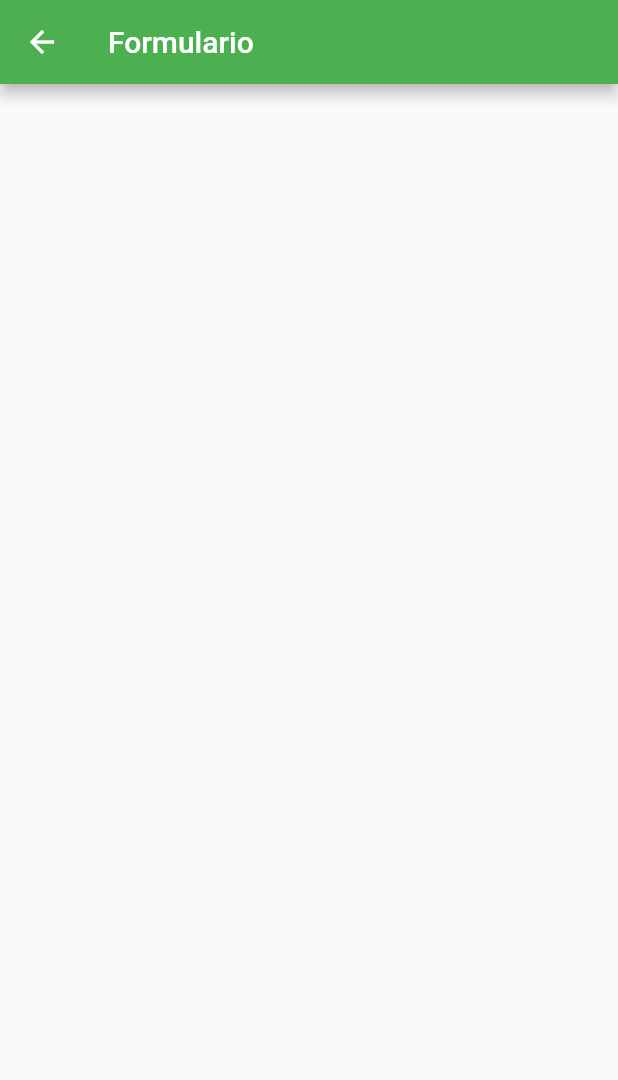
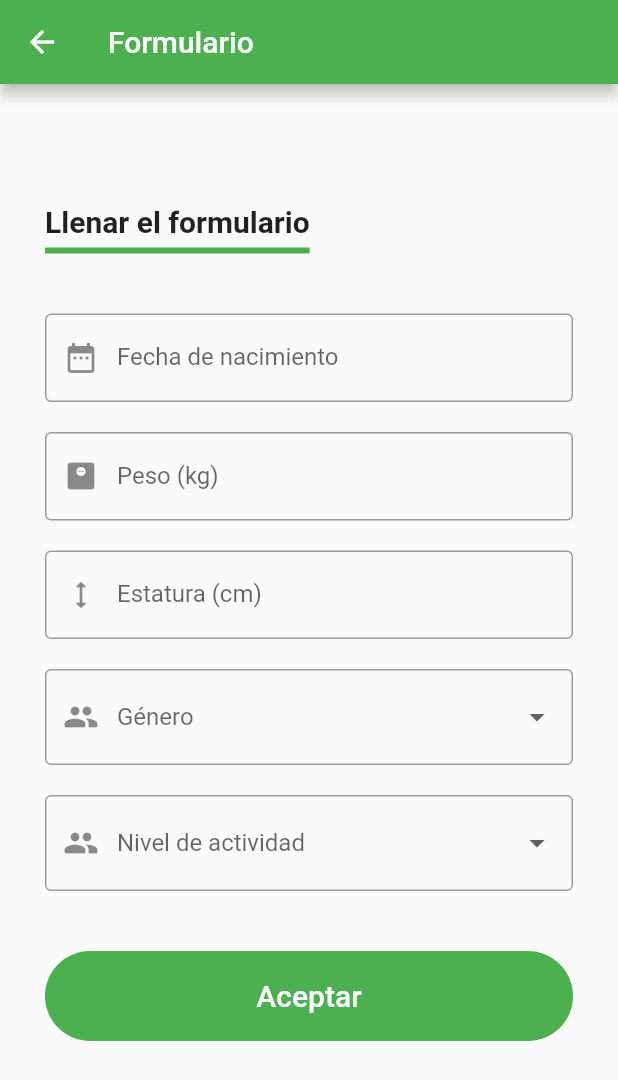
Before and after one commit to Trysac/Fit_For_Food_Flutter_App, a Flutter app: the FormPage screen opened directly, on a phone screen of 412 x 824 dp. Shown: the top 1080 px of the screen. Run offline on Flutter 3.47's test engine with Material 2 defaults, Android fonts, the phone set to English and light mode, and no system bars.

Commit message:
Se agrego la vista del formulario

```diff
--- a/fit_for_food_flutter_project/lib/View/Login/form_page.dart
+++ b/fit_for_food_flutter_project/lib/View/Login/form_page.dart
@@ -1,27 +1,162 @@
 import 'package:flutter/material.dart';
 
+import '../Menu/home_page.dart';
+
 class FormPage extends StatefulWidget {
-  FormPage({Key? key}) : super(key: key);
+  const FormPage({Key? key}) : super(key: key);
 
   @override
   _FormPageState createState() => _FormPageState();
 }
 
 class _FormPageState extends State<FormPage> {
+  DateTime? _dateTime;
+  String? genreSelectedValue;
+  String? activityLevelSelectedValue;
+
+  String getDate() {
+    if (_dateTime == null) {
+      return '';
+    } else {
+      return '${_dateTime!.day}/${_dateTime!.month}/${_dateTime!.year}';
+    }
+  }
+
   @override
   Widget build(BuildContext context) {
     return Scaffold(
         appBar: AppBar(
-          title: Text('Formulario'),
+          title: const Text('Formulario'),
         ),
         body: Padding(
-            padding: EdgeInsets.all(30),
-            child: Center(
-                child: SingleChildScrollView(
-                    child: Column(
-                        mainAxisAlignment: MainAxisAlignment.center,
-                        children: <Widget>[
-                  //SizedBox(height: 10),
-                ])))));
+            padding: const EdgeInsets.all(30.0),
+            child: SingleChildScrollView(
+                child: Column(
+                    mainAxisAlignment: MainAxisAlignment.center,
+                    children: <Widget>[
+                  const Padding(padding: EdgeInsets.symmetric(vertical: 25.0)),
+                  Row(children: <Widget>[
+                    Container(
+                        padding: const EdgeInsets.only(bottom: 6.0),
+                        decoration: const BoxDecoration(
+                            border: Border(
+                                bottom: BorderSide(
+                                    color: Colors.green, width: 4.0))),
+                        child: const Text('Llenar el formulario',
+                            style: TextStyle(
+                                fontSize: 20.0, fontWeight: FontWeight.bold)))
+                  ]),
+                  const Padding(padding: EdgeInsets.symmetric(vertical: 20.0)),
+                  TextFormField(
+                    controller: TextEditingController(text: getDate()),
+                    keyboardType: TextInputType.none,
+                    decoration: const InputDecoration(
+                        labelText: 'Fecha de nacimiento',
+                        border: OutlineInputBorder(),
+                        prefixIcon: Icon(Icons.date_range)),
+                    onTap: () {
+                      showDatePicker(
+                              context: context,
+                              initialDate: _dateTime ?? DateTime.now(),
+                              firstDate: DateTime(DateTime.now().year - 100),
+                              lastDate: DateTime(DateTime.now().year + 100))
+                          .then((date) {
+                        setState(() {
+                          _dateTime = date;
+                        });
+                      });
+                    },
+                  ),
+                  const SizedBox(height: 20),
+                  TextFormField(
+                      keyboardType: TextInputType.number,
+                      decoration: const InputDecoration(
+                          labelText: 'Peso (kg)',
+                          border: OutlineInputBorder(),
+                          prefixIcon: Icon(Icons.monitor_weight_rounded))),
+                  const SizedBox(height: 20),
+                  TextFormField(
+                      keyboardType: TextInputType.number,
+                      decoration: const InputDecoration(
+                        labelText: 'Estatura (cm)',
+                        border: OutlineInputBorder(),
+                        prefixIcon: Icon(Icons.height_rounded),
+                      )),
+                  const SizedBox(height: 20),
+                  DropdownButtonFormField(
+                    items: const [
+                      DropdownMenuItem<String>(
+                        child: Text('Femenino'),
+                        value: 'F',
+                      ),
+                      DropdownMenuItem<String>(
+                        child: Text('Masculino'),
+                        value: 'M',
+                      ),
+                    ].toList(),
+                    value: genreSelectedValue,
+                    onChanged: (String? value) {
+                      setState(() {
+                        genreSelectedValue = value;
+                      });
+                    },
+                    decoration: const InputDecoration(
+                      labelText: 'Género',
+                      border: OutlineInputBorder(),
+                      prefixIcon: Icon(Icons.people_rounded),
+                    ),
+                  ),
+                  const SizedBox(height: 20),
+                  DropdownButtonFormField(
+                    items: const [
+                      DropdownMenuItem<String>(
+                        child: Text('Sedentario'),
+                        value: 'S',
+                      ),
+                      DropdownMenuItem<String>(
+                        child: Text('Poco activo'),
+                        value: 'P',
+                      ),
+                      DropdownMenuItem<String>(
+                        child: Text('Activo'),
+                        value: 'A',
+                      ),
+                      DropdownMenuItem<String>(
+                        child: Text('Muy activo'),
+                        value: 'M',
+                      ),
+                    ].toList(),
+                    value: activityLevelSelectedValue,
+                    onChanged: (String? value) {
+                      setState(() {
+                        activityLevelSelectedValue = value;
+                      });
+                    },
+                    decoration: const InputDecoration(
+                      labelText: 'Nivel de actividad',
+                      border: OutlineInputBorder(),
+                      prefixIcon: Icon(Icons.people_rounded),
+                    ),
+                  ),
+                  const Padding(padding: EdgeInsets.symmetric(vertical: 20.0)),
+                  Container(
+                      clipBehavior: Clip.antiAliasWithSaveLayer,
+                      width: double.infinity,
+                      height: 60,
+                      decoration: BoxDecoration(
+                        borderRadius: BorderRadius.circular(100.0),
+                      ),
+                      child: MaterialButton(
+                          onPressed: () {
+                            Navigator.push(
+                                context,
+                                MaterialPageRoute(
+                                    builder: (context) => const HomePage()));
+                          },
+                          color: Colors.green,
+                          child: const Text('Aceptar',
+                              style: TextStyle(
+                                  fontSize: 20, color: Colors.white))))
+                ]))));
   }
 }
```
